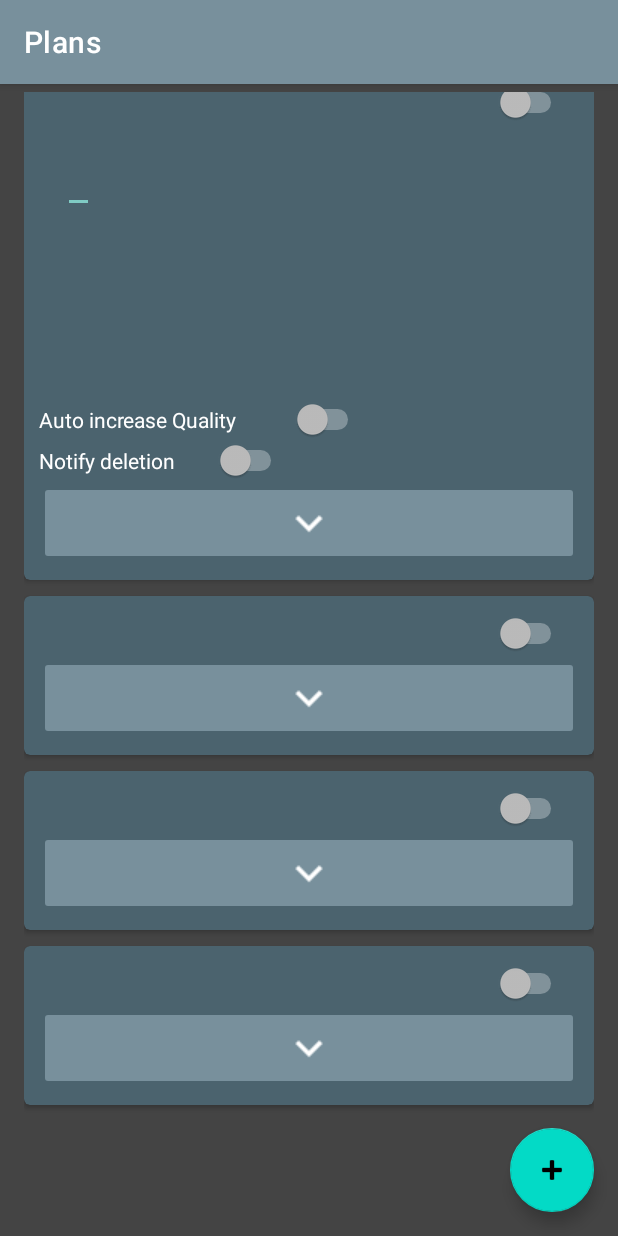
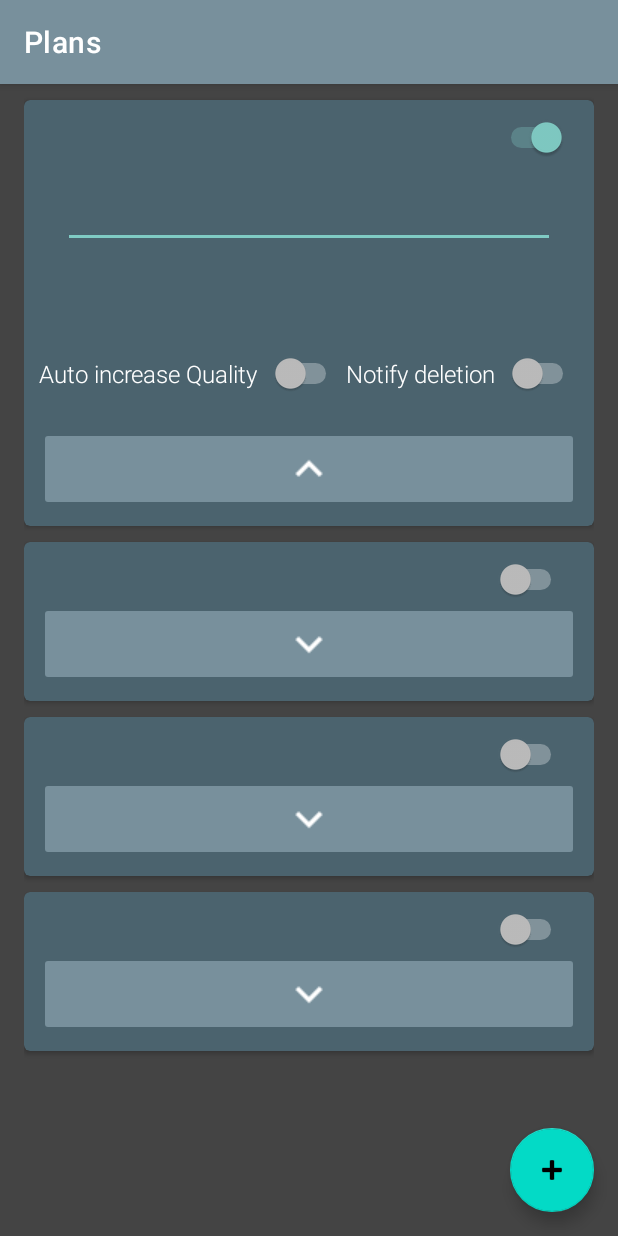
Before and after one commit to nbkragh/RecordingPlanner, an Android app: the PlanListFragment screen opened directly, with no data from a screen before it, after a tap on an icon or button, on a phone screen of 412 x 824 dp. Run offline under Robolectric (Android 15) with nearby library versions, the phone set to English and light mode, and no system bars; our stand-ins replace Room's generated code, data binding; libraries missing offline, so code that uses them is left out: com.ramijemli.easings; 4 statements that could not run were skipped; 2 other taps on this screen came first.

Commit message:
PlanList layout updateret PlanItemDAO.GetAll() returnerer LiveData PlanListFragment observerer LiveData og  opdaterer RecyclerView.Adapter, samt synkronisering med animationer Animeret planlist i RecyclerView (inkl. 3rd party) Update planlist db.table Scroll til åbnet Planitem og insert PlanItem refactorering af PlanListRecyclerAdapter

```diff
--- a/app/build.gradle
+++ b/app/build.gradle
@@ -54,6 +54,9 @@ dependencies {
     implementation "androidx.room:room-ktx:$room_version"
     testImplementation "androidx.room:room-testing:$room_version"
 
+    //Easing animationer
+    implementation 'com.ramijemli:easings:1.0.0'
+
     implementation 'com.google.firebase:firebase-crashlytics-ktx:17.3.0'
     implementation 'com.google.firebase:firebase-analytics-ktx:18.0.0'
 
@@ -67,8 +70,6 @@ dependencies {
     implementation 'androidx.legacy:legacy-support-v4:1.0.0'
     implementation 'androidx.recyclerview:recyclerview:1.1.0'
     implementation "androidx.cardview:cardview:1.0.0"
-    implementation 'com.j256.ormlite:ormlite-core:5.1'
-    implementation 'com.j256.ormlite:ormlite-android:5.1'
     testImplementation 'junit:junit:4.12'
     androidTestImplementation 'androidx.test.ext:junit:1.1.1'
     androidTestImplementation 'androidx.test.espresso:espresso-core:3.2.0'
--- a/app/src/main/java/com/opgaver/recordingplanner/MainActivity.kt
+++ b/app/src/main/java/com/opgaver/recordingplanner/MainActivity.kt
@@ -4,7 +4,9 @@ import android.app.ActivityOptions
 import android.content.Intent
 import android.os.Bundle
 import android.widget.Button
+import androidx.activity.viewModels
 import androidx.appcompat.app.AppCompatActivity
+import androidx.fragment.app.activityViewModels
 import com.google.firebase.analytics.FirebaseAnalytics
 import com.google.firebase.analytics.ktx.analytics
 import com.google.firebase.ktx.Firebase
@@ -14,12 +16,11 @@ import kotlinx.coroutines.launch
 import java.time.LocalDate
 
 class MainActivity : AppCompatActivity() {
-    // Null until onCreateView.
+    // Null indtil onCreateView.
     private var toPlans_Button: Button? = null
     private var toRecordings_Button: Button? = null
 
     lateinit var database : PlannerDatabase
-
     private lateinit var firebaseAnalytics: FirebaseAnalytics
     override fun onCreate(savedInstanceState: Bundle?) {
         super.onCreate(savedInstanceState)
@@ -45,9 +46,11 @@ class MainActivity : AppCompatActivity() {
     }
 
     fun prepopulateDatabase(){
+        GlobalScope.launch {
+            database.clearAllTables()
 
-        GlobalScope.launch {
-            if (database.planitemDAO().getAll().size < 3) {
+
+            if ( database.planitemDAO().getAll().size < 3) {
                 val now : LocalDate = LocalDate.now()
                 val nowAsLong : Long = PlanItem.formatDateIntsToDateLong(now.year,now.monthValue,now.dayOfMonth)
 
--- a/app/src/main/java/com/opgaver/recordingplanner/PlanListFragment.kt
+++ b/app/src/main/java/com/opgaver/recordingplanner/PlanListFragment.kt
@@ -4,12 +4,15 @@ import android.os.Bundle
 import android.view.LayoutInflater
 import android.view.View
 import android.view.ViewGroup
+import androidx.core.view.*
 import androidx.fragment.app.Fragment
 import androidx.fragment.app.activityViewModels
+import androidx.lifecycle.Observer
 import androidx.recyclerview.widget.GridLayoutManager
 import androidx.recyclerview.widget.LinearLayoutManager
 import androidx.recyclerview.widget.RecyclerView
 import androidx.transition.TransitionInflater
+import kotlinx.coroutines.android.awaitFrame
 
 
 /**
@@ -18,7 +21,7 @@ import androidx.transition.TransitionInflater
 class PlanListFragment : Fragment() {
 
     private var columnCount = 1
-    val model: ViewModelPlanList by activityViewModels()
+    val model: ViewModelPlanList by activityViewModels() //scoped til fragments ejer activity
     var recyclerView: RecyclerView? = null
     override fun onCreate(savedInstanceState: Bundle?) {
         super.onCreate(savedInstanceState)
@@ -29,7 +32,6 @@ class PlanListFragment : Fragment() {
         val inflater = TransitionInflater.from(requireContext())
 
         exitTransition = inflater.inflateTransition(R.transition.fade)
-
         reenterTransition = inflater.inflateTransition(R.transition.fade)
 
     }
@@ -53,18 +55,39 @@ class PlanListFragment : Fragment() {
                     }
                     adapter = PlanRecyclerViewAdapter(
                         model,
-                        this,
-                        this@PlanListFragment.viewLifecycleOwner
+                        this
                     )
                 }
-                this@PlanListFragment.recyclerView = view
+                recyclerView = view
+                model.plans.observe(viewLifecycleOwner, Observer {
+                    val adapter = (recyclerView!!.adapter as PlanRecyclerViewAdapter)
+                    if (it.size > adapter.plans.size) {
+                        if (adapter.itemCount > 0) {
+                            adapter.plans.add(it.last())
+                            adapter.notifyItemInserted(adapter.itemCount)
+                            recyclerView!!.doOnNextLayout {
+                                (recyclerView!!.findViewHolderForLayoutPosition(adapter.plans.size - 1) as? PlanRecyclerViewAdapter.planItemViewHolder)?.animate()
+                                adapter.smoothSnapToPosition(adapter.itemCount)
+                            }
+                        } else {
+
+                            adapter.plans = it.toMutableList()
+                            for (i in 0 until adapter.itemCount) {
+                                recyclerView!!.doOnNextLayout { (recyclerView!!.findViewHolderForLayoutPosition(i) as? PlanRecyclerViewAdapter.planItemViewHolder)?.animate(i * 50L) }
+                                adapter.notifyItemInserted(i)
+                            }
+                        }
+                        adapter.notifyDataSetChanged()
+                    } else {
+                        adapter.plans = it.toMutableList()
+                        adapter.notifyDataSetChanged()
+                    }
+                })
             }
         }
         return recyclerView
     }
-
     companion object {
-
         // TODO: Customize parameter argument names
         const val ARG_COLUMN_COUNT = "column-count"
 
--- a/app/src/main/java/com/opgaver/recordingplanner/PlanRecyclerViewAdapter.kt
+++ b/app/src/main/java/com/opgaver/recordingplanner/PlanRecyclerViewAdapter.kt
@@ -1,5 +1,6 @@
 package com.opgaver.recordingplanner
 
+import android.animation.ObjectAnimator
 import android.app.DatePickerDialog
 import android.util.DisplayMetrics
 import android.view.LayoutInflater
@@ -7,33 +8,30 @@ import android.view.View
 import android.view.ViewGroup
 import android.widget.DatePicker
 import android.widget.TextView
+import androidx.core.view.doOnNextLayout
 import androidx.databinding.DataBindingUtil
-import androidx.lifecycle.LifecycleOwner
-import androidx.lifecycle.Observer
-import androidx.recyclerview.widget.LinearLayoutManager
 import androidx.recyclerview.widget.LinearSmoothScroller
 import androidx.recyclerview.widget.RecyclerView
+import com.google.android.material.snackbar.Snackbar
 import com.opgaver.recordingplanner.databinding.PlanItemBinding
+import com.ramijemli.easings.Easings
+import com.ramijemli.easings.Interpolators
 import kotlinx.android.synthetic.main.plan_item.view.*
 import java.util.*
+import kotlin.collections.ArrayList
 
 
 class PlanRecyclerViewAdapter(
-    private val plansData: ViewModelPlanList,
-    private val container: ViewGroup,
-    private val lifecycleOwner: LifecycleOwner
+    val model: ViewModelPlanList,
+    private val container: ViewGroup
 ) : RecyclerView.Adapter<PlanRecyclerViewAdapter.planItemViewHolder>(),
     DatePickerDialog.OnDateSetListener {
 
-    private var expandedPosition = -1
+    var expandedPosition = -1
     val calendar = Calendar.getInstance()
     lateinit var recyclerView: RecyclerView
     lateinit var datePickingReciever: TextView
-    init {
-        plansData.plans.observe(lifecycleOwner, Observer<List<PlanItem>> {
-            notifyDataSetChanged()
-        })
-    }
+    var plans: MutableList<PlanItem> = ArrayList()
 
     override fun onAttachedToRecyclerView(rv: RecyclerView) {
         super.onAttachedToRecyclerView(rv)
@@ -47,7 +45,9 @@ class PlanRecyclerViewAdapter(
             container,
             false
         )
-        return planItemViewHolder(binding, plansData).also {
+        if (expandedPosition == itemCount - 1) smoothSnapToPosition(itemCount + 1)
+
+        return planItemViewHolder(binding, model).also {
             binding.root.item_config_start_title.setOnClickListener {
                 datePickingReciever = binding.itemConfigStartTitle
                 onDateClick()
@@ -56,47 +56,33 @@ class PlanRecyclerViewAdapter(
                 datePickingReciever = binding.itemConfigEndTitle
                 onDateClick()
             }
+            binding.root.plan_item_onoff_switch.setOnClickListener {
+
+                Snackbar.make(container, "Plan is active", Snackbar.LENGTH_INDEFINITE)
+                    .setAnchorView(container).setDuration(1000).show()
+
+            }
         }
     }
 
     override fun onBindViewHolder(holder: planItemViewHolder, position: Int) {
-        holder.bind(plansData.plans.value!!.get(position), position)
-        val isExpanded = position === expandedPosition
-        holder.binding.itemConfigsFrame.setVisibility(if (isExpanded) View.VISIBLE else View.GONE)
-        holder.itemView.isActivated = isExpanded
+        holder.bind(plans.get(position), position)
 
-        holder.binding.expandButton.setOnClickListener {
+        if (holder.expanded) {
+            (holder.binding.expandButton).setImageResource(R.drawable.baseline_expand_less_white_18dp)
+            holder.binding.itemConfigsFrame.setVisibility(View.VISIBLE)
 
-            expandedPosition = if (isExpanded) -1 else position
-
-            (recyclerView!!.layoutManager as LinearLayoutManager)!!.scrollToPositionWithOffset(
-                position,
-                0
-            )
-            notifyItemChanged(position)
-        }
-        holder.binding.executePendingBindings()
-    }
-
-    override fun getItemCount(): Int = plansData.plans.value!!.size
-
-    inner class planItemViewHolder(
-        val binding: PlanItemBinding,
-        val viewModel: ViewModelPlanList
-    ) : RecyclerView.ViewHolder(binding.root) {
-
-        fun bind(item: PlanItem, position: Int) {
-            binding.item = item
-            binding.index = position
-            binding.viewmodel = viewModel
-            //binding.setLifecycleOwner(lifecycleOwner)
-        }
-
-        override fun toString(): String {
-            return super.toString() + " '" + binding.planItemCategory + "'"
+        } else {
+            (holder.binding.expandButton).setImageResource(R.drawable.baseline_expand_more_white_18dp)
+            holder.binding.itemConfigsFrame.setVisibility(View.GONE)
         }
     }
 
+    override fun getItemViewType(position: Int): Int {
+        return position
+    }
+
+    override fun getItemCount(): Int = plans.size
 
     fun onDateClick() {
         DatePickerDialog(
@@ -108,7 +94,9 @@ class PlanRecyclerViewAdapter(
     }
 
     override fun onDateSet(view: DatePicker, year: Int, month: Int, day: Int) {
-        datePickingReciever.setText(PlanItem.formatDateIntsToDateLong(year,month+1,day).toString())
+        datePickingReciever.setText(
+            PlanItem.formatDateIntsToDateLong(year, month + 1, day).toString()
+        )
     }
 
     fun smoothSnapToPosition(position: Int) {
@@ -119,10 +107,54 @@ class PlanRecyclerViewAdapter(
                 return 120f / displayMetrics.densityDpi
             }
         }.apply {
-            targetPosition = position }.let {
-                recyclerView.layoutManager?.startSmoothScroll(it)
-            }
+            targetPosition = position
+        }.let {
+            recyclerView.layoutManager?.startSmoothScroll(it)
+        }
 
     }
 
+    inner class planItemViewHolder(
+        val binding: PlanItemBinding,
+        val viewModel: ViewModelPlanList
+    ) : RecyclerView.ViewHolder(binding.root) {
+        var expanded: Boolean = false
+        fun bind(item: PlanItem, position: Int) {
+            binding.item = item
+            binding.index = position
+            binding.viewmodel = viewModel
+            //binding.setLifecycleOwner(lifecycleOwner)
+            binding.expandButton.setOnClickListener {
+                if (expanded) {
+                    model.updatePlan(plans.get(position))
+                    Snackbar.make(container, "SAVED", Snackbar.LENGTH_INDEFINITE)
+                        .setAnchorView(container.right).setDuration(1000).show()
+                } else {
+                    recyclerView!!.doOnNextLayout {
+                        smoothSnapToPosition(position)
+                        itemView.isActivated = expanded
+                    }
+                }
+                expanded = !expanded
+                notifyDataSetChanged()
+            }
+            binding.executePendingBindings()
+        }
+
+        fun animate(delay: Long = 0) {
+
+            this.itemView.x = container.width.toFloat()
+
+            ObjectAnimator.ofFloat(this.itemView, "translationX", 0f).apply {
+                interpolator = Interpolators(Easings.ELASTIC_OUT)
+                duration = 800
+                startDelay = delay
+                start()
+            }
+        }
+
+        override fun toString(): String {
+            return super.toString() + " '" + binding.planItemCategory + "'"
+        }
+    }
 }
--- a/app/src/main/java/com/opgaver/recordingplanner/PlansFrameActivity.kt
+++ b/app/src/main/java/com/opgaver/recordingplanner/PlansFrameActivity.kt
@@ -1,13 +1,21 @@
 package com.opgaver.recordingplanner
 
 import android.os.Bundle
+import android.view.View
 import androidx.activity.viewModels
 import androidx.appcompat.app.AppCompatActivity
+import androidx.core.view.doOnNextLayout
+import androidx.fragment.app.FragmentTransaction
 import androidx.lifecycle.LifecycleOwner
+import androidx.recyclerview.widget.RecyclerView
 import com.google.android.material.floatingactionbutton.FloatingActionButton
+import com.google.android.material.snackbar.Snackbar
+import kotlinx.coroutines.GlobalScope
+import kotlinx.coroutines.coroutineScope
+import kotlinx.coroutines.launch
 
 
-class PlansFrameActivity : AppCompatActivity(), LifecycleOwner{
+class PlansFrameActivity : AppCompatActivity(), LifecycleOwner {
     private val fragmentManager = supportFragmentManager
     val model: ViewModelPlanList by viewModels()
 
@@ -29,14 +37,7 @@ class PlansFrameActivity : AppCompatActivity(), LifecycleOwner{
         }
 
         findViewById<FloatingActionButton>(R.id.fab).setOnClickListener { view ->
-/*            Snackbar.make(view, "Replace with your own action", Snackbar.LENGTH_LONG)
-                .setAction("Action", null).show()*/
             model.addPlan(PlanItem("NEW"))
-            (( fragmentManager.findFragmentByTag("plans_list_fragment") as PlanListFragment)
-                .recyclerView?.adapter as PlanRecyclerViewAdapter).let {
-                    it.smoothSnapToPosition( it.itemCount -1)
-                }
-
         }
     }
 
--- a/app/src/main/java/com/opgaver/recordingplanner/ViewModelPlanList.kt
+++ b/app/src/main/java/com/opgaver/recordingplanner/ViewModelPlanList.kt
@@ -13,23 +13,17 @@ class ViewModelPlanList(app: Application) : AndroidViewModel(app) {
 
     val database: PlannerDatabase = PlannerDatabase.getInstance(app)
 
-    val plans: MutableLiveData<List<PlanItem>> =  MutableLiveData()
+    val plans  = database.planitemDAO().getAllLive()
 
-    init {
-        plans.value = ArrayList()
-        loadPlans()
-    }
-    private fun loadPlans(){
+     fun addPlan(plan: PlanItem) {
         viewModelScope.launch {
-            plans.postValue(database.planitemDAO().getAll().toMutableList())
+            database.planitemDAO().insert(plan)
         }
     }
 
-    fun addPlan(plan: PlanItem) {
+    fun updatePlan(plan: PlanItem){
         viewModelScope.launch {
-
-            database.planitemDAO().insert(plan)
-            plans.postValue(database.planitemDAO().getAll().toMutableList())
+            database.planitemDAO().updateUsers(plan)
         }
     }
 
--- a/app/src/main/java/com/opgaver/recordingplanner/persistence/PlanItemDAO.kt
+++ b/app/src/main/java/com/opgaver/recordingplanner/persistence/PlanItemDAO.kt
@@ -1,5 +1,6 @@
 package com.opgaver.recordingplanner.persistence
 
+import androidx.lifecycle.LiveData
 import androidx.room.*
 import com.opgaver.recordingplanner.PlanItem
 
@@ -10,6 +11,9 @@ interface PlanItemDAO {
 
     @Insert(onConflict = OnConflictStrategy.REPLACE)
     suspend fun insert(planitem: PlanItem)
+
+    @Query("SELECT * FROM planitems")
+    fun getAllLive(): LiveData<List<PlanItem>>
 
     @Query("SELECT * FROM planitems")
     suspend fun getAll(): List<PlanItem>
--- a/app/src/main/res/layout/fragment_plan_recyclerview.xml
+++ b/app/src/main/res/layout/fragment_plan_recyclerview.xml
@@ -3,7 +3,6 @@
     xmlns:app="http://schemas.android.com/apk/res-auto"
     xmlns:tools="http://schemas.android.com/tools"
     android:id="@+id/fragment_planList"
-    android:name="com.opgaver.recordingplanner.PlanListFragment"
     android:layout_width="match_parent"
     android:layout_height="match_parent"
     android:layout_marginLeft="16dp"
--- a/app/src/main/res/layout/plan_item.xml
+++ b/app/src/main/res/layout/plan_item.xml
@@ -27,14 +27,17 @@
         android:padding="5pt"
         app:cardBackgroundColor="@color/primaryDarkColor"
         app:cardElevation="2dp"
-        app:cardPreventCornerOverlap="true">
+        app:cardPreventCornerOverlap="true"
+        android:animateLayoutChanges="true">
 
         <RelativeLayout
             android:id="@+id/above_expand_button"
             android:layout_width="match_parent"
             android:layout_height="wrap_content"
             android:minHeight="30dp"
-            android:padding="10dp">
+            android:padding="10dp"
+            android:animateLayoutChanges="true"
+            >
 
             <TextView
                 android:id="@+id/plan_item_title"
@@ -44,10 +47,7 @@
                 android:layout_alignParentTop="true"
                 android:layout_marginStart="16dp"
                 android:text="@{item.title}"
-                android:textAppearance="?attr/textAppearanceListItem"
-                app:layout_constraintBottom_toBottomOf="parent"
-                app:layout_constraintStart_toStartOf="parent"
-                app:layout_constraintTop_toTopOf="parent" />
+                android:textAppearance="?attr/textAppearanceListItem" />
 
             <TextView
                 android:id="@+id/plan_item_category"
@@ -58,11 +58,7 @@
                 android:layout_marginStart="48dp"
                 android:text="@{item.category}"
                 android:textAppearance="?attr/textAppearanceListItem"
-                app:layout_constraintBottom_toBottomOf="parent"
-                app:layout_constraintEnd_toStartOf="@+id/plan_item_onoff_switch"
-                app:layout_constraintHorizontal_bias="0.5"
-                app:layout_constraintStart_toEndOf="@+id/plan_item_title"
-                app:layout_constraintTop_toTopOf="parent" />
+/>
 
             <Switch
                 android:id="@+id/plan_item_onoff_switch"
@@ -73,26 +69,27 @@
                 android:layout_marginEnd="8dp"
                 android:height="30dp"
                 android:checked="@={item.active}"
+                android:onClick="@{ () -> viewmodel.updatePlan(item)}"
                 android:showText="false"
-                app:layout_constraintBottom_toBottomOf="parent"
-                app:layout_constraintEnd_toEndOf="parent"
-                app:layout_constraintTop_toTopOf="parent"
+
 
                 tools:text="ON/OFF  " />
 
-            <LinearLayout
+            <RelativeLayout
                 android:id="@+id/item_configs_frame"
                 android:layout_width="match_parent"
                 android:layout_height="wrap_content"
                 android:layout_below="@id/plan_item_onoff_switch"
+                android:layout_marginBottom="10pt"
                 android:animateLayoutChanges="true"
                 android:orientation="vertical"
-                android:visibility="invisible">
+                android:visibility="gone">
 
                 <EditText
                     android:id="@+id/item_plan_name"
-                    android:layout_width="wrap_content"
+                    android:layout_width="match_parent"
                     android:layout_height="wrap_content"
+                    android:layout_alignParentTop="true"
                     android:layout_margin="@dimen/text_margin"
                     android:text="@={item.title}"
                     android:textAppearance="?attr/textAppearanceListItem"
@@ -103,30 +100,37 @@
                     android:id="@+id/item_config_start_title"
                     android:layout_width="wrap_content"
                     android:layout_height="wrap_content"
+                    android:layout_below="@id/item_plan_name"
                     android:layout_margin="@dimen/text_margin"
+                    android:focusable="false"
                     android:text="@={item.Companion.dateToString(item.startDate)}"
-                    android:focusable="false"
                     android:textAppearance="?attr/textAppearanceListItem" />
-
 
 
                 <TextView
                     android:id="@+id/item_config_end_title"
                     android:layout_width="wrap_content"
                     android:layout_height="wrap_content"
-                    android:layout_margin="@dimen/text_margin"
+                    android:layout_below="@id/item_plan_name"
+                    android:layout_alignParentEnd="true"
+                    android:layout_marginStart="@dimen/text_margin"
+                    android:layout_marginTop="@dimen/text_margin"
+                    android:layout_marginEnd="@dimen/text_margin"
+                    android:layout_marginBottom="@dimen/text_margin"
+                    android:focusable="false"
                     android:text="@={item.Companion.dateToString(item.endDate)}"
-                    android:focusable="false"
                     android:textAppearance="?attr/textAppearanceListItem" />
-
-
 
                 <Switch
                     android:id="@+id/config_autoIncrQuality_switch"
                     android:layout_width="wrap_content"
                     android:layout_height="wrap_content"
-                    android:text="Auto increase Quality           "
+                    android:layout_below="@id/item_config_start_title"
                     android:checked="@={item.autoIncreaseQuality}"
+                    android:fontFamily="sans-serif-light"
+                    android:showText="false"
+                    android:text="Auto increase Quality  "
+                    android:textSize="16sp"
                     tools:layout_conversion_absoluteHeight="0dp"
                     tools:layout_conversion_absoluteWidth="0dp" />
 
@@ -135,16 +139,18 @@
                     android:id="@+id/config_notifyDelete_switch"
                     android:layout_width="wrap_content"
                     android:layout_height="wrap_content"
-                    android:text="Notify deletion        "
+                    android:layout_below="@id/item_config_end_title"
+                    android:layout_alignParentEnd="true"
                     android:checked="@={item.notifyDeletion}"
-                    app:layout_constraintBottom_toBottomOf="parent"
-                    app:layout_constraintEnd_toEndOf="parent"
-                    app:layout_constraintTop_toTopOf="parent"
+                    android:fontFamily="sans-serif-light"
+                    android:showText="false"
+                    android:text="Notify deletion  "
+                    android:textSize="16sp"
                     tools:layout_conversion_absoluteHeight="0dp"
                     tools:layout_conversion_absoluteWidth="0dp" />
 
 
-            </LinearLayout>
+            </RelativeLayout>
 
             <ImageButton
                 android:id="@+id/expand_button"
```
